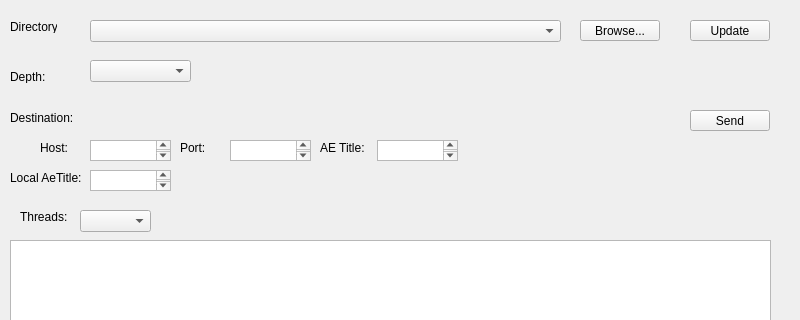
This is Tools/SendDicomSCU/mainwindow.ui in zyq1569/HealthApp as Qt 5 draws it before an edit; both pictures show x 0 to 800 and y 0 to 320 of the 800 by 600 pixel window. The edited form follows.
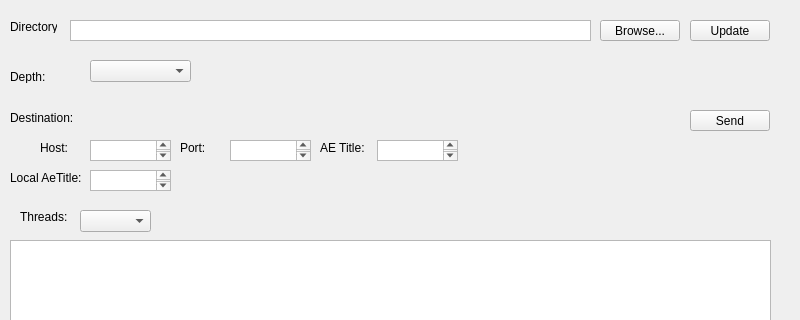
This is the edited form.

Diff of the .ui file:
```diff
--- a/Tools/SendDicomSCU/mainwindow.ui
+++ b/Tools/SendDicomSCU/mainwindow.ui
@@ -66,19 +66,6 @@
      <string>Threads:</string>
     </property>
    </widget>
-   <widget class="QComboBox" name="cbDcmDir">
-    <property name="geometry">
-     <rect>
-      <x>90</x>
-      <y>20</y>
-      <width>471</width>
-      <height>22</height>
-     </rect>
-    </property>
-    <property name="currentText">
-     <string/>
-    </property>
-   </widget>
    <widget class="QComboBox" name="comboBox_2">
     <property name="geometry">
      <rect>
@@ -164,7 +151,7 @@
    <widget class="QPushButton" name="pushButton_5">
     <property name="geometry">
      <rect>
-      <x>580</x>
+      <x>600</x>
       <y>20</y>
       <width>80</width>
       <height>21</height>
@@ -292,6 +279,25 @@
      <string>Local AeTitle:</string>
     </property>
    </widget>
+   <widget class="QTextEdit" name="cbDcmDir">
+    <property name="geometry">
+     <rect>
+      <x>70</x>
+      <y>20</y>
+      <width>521</width>
+      <height>21</height>
+     </rect>
+    </property>
+    <property name="verticalScrollBarPolicy">
+     <enum>Qt::ScrollBarAlwaysOff</enum>
+    </property>
+    <property name="horizontalScrollBarPolicy">
+     <enum>Qt::ScrollBarAlwaysOff</enum>
+    </property>
+    <property name="lineWrapMode">
+     <enum>QTextEdit::NoWrap</enum>
+    </property>
+   </widget>
   </widget>
   <widget class="QMenuBar" name="menubar">
    <property name="geometry">
```
Left out of the diff: 2 changed lines with no effect on the pictures.
